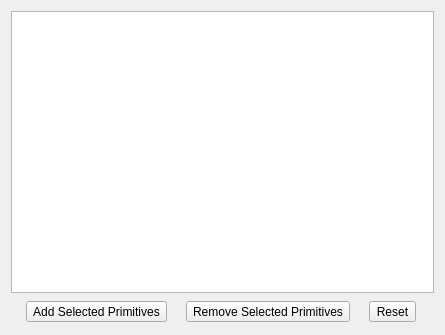
First picture: the form in avogadro/src/engineprimitiveswidget.ui, repository cryos/avogadro, before the edit.
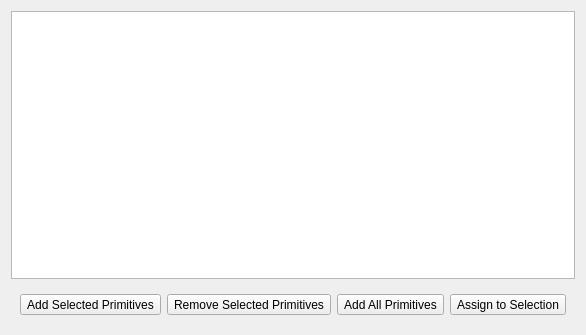
Second picture: the form after the edit. Icons and pictures are not drawn. Custom widgets are drawn as their Qt base class.

Commit message: Added some new icons, updated the mainwindow and added a new button for setting engine primitives to the selection.

What changed in the file:
```diff
--- a/avogadro/src/engineprimitiveswidget.ui
+++ b/avogadro/src/engineprimitiveswidget.ui
@@ -35,21 +35,6 @@
       <enum>QFrame::Raised</enum>
      </property>
      <layout class="QHBoxLayout" >
-      <property name="spacing" >
-       <number>6</number>
-      </property>
-      <property name="leftMargin" >
-       <number>2</number>
-      </property>
-      <property name="topMargin" >
-       <number>2</number>
-      </property>
-      <property name="rightMargin" >
-       <number>2</number>
-      </property>
-      <property name="bottomMargin" >
-       <number>2</number>
-      </property>
       <item>
        <widget class="QToolButton" name="addSelectionButton" >
         <property name="text" >
@@ -73,13 +58,26 @@
       <item>
        <widget class="QToolButton" name="resetButton" >
         <property name="text" >
-         <string>Reset</string>
+         <string>Add All Primitives</string>
         </property>
         <property name="icon" >
          <iconset resource="avogadro.qrc" >:/icons/undo.png</iconset>
         </property>
        </widget>
       </item>
+      <item>
+       <widget class="QToolButton" name="selectionButton" >
+        <property name="toolTip" >
+         <string>Set to Selected Primitives</string>
+        </property>
+        <property name="text" >
+         <string>Assign to Selection</string>
+        </property>
+        <property name="icon" >
+         <iconset resource="avogadro.qrc" >:/icons/selecttable.png</iconset>
+        </property>
+       </widget>
+      </item>
      </layout>
     </widget>
    </item>
```
Left out of the diff: 9 changed lines with no effect on the pictures. The commit also changes 9 other files.
